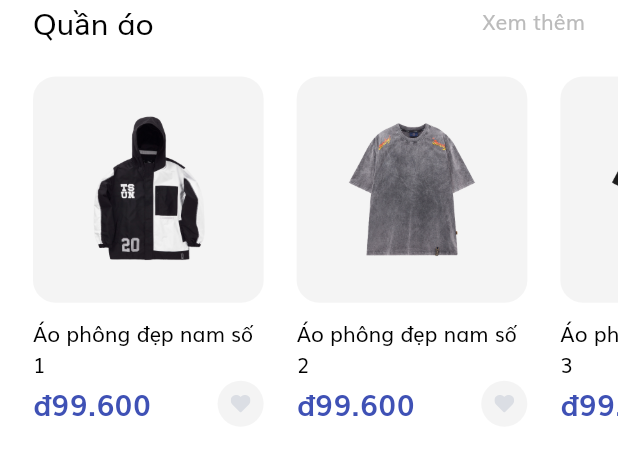
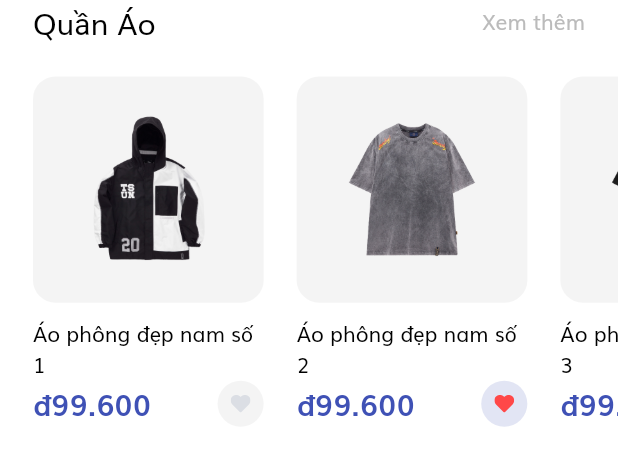
Before and after one commit to tiendat8011/shoppeApp_UI_Project, a Flutter app: the ClothProducts widget shown alone on an empty page, opened directly, on a phone screen of 412 x 824 dp. Shown: the top 466 px of the screen. Run offline on Flutter 3.47's test engine with Material 2 defaults, Android fonts, the phone set to English and light mode, and no system bars; our stand-ins replace cloud_firestore, firebase_auth, firebase_core, flutter_form_builder, flutter_svg, fluttertoast and 1 more; missing offline and left inert: dart:ffi; accounts and stored records are empty.

Commit message:
final code

```diff
--- a/shopee/lib/models/Product.dart
+++ b/shopee/lib/models/Product.dart
@@ -4,7 +4,7 @@ import 'package:flutter/material.dart';
 
 class Product {
   final int id;
-  final String title, description, price;
+  final String title, description, price, type;
   final List<String> images;
   final List<Color> colors;
   final double rating;
@@ -18,6 +18,7 @@ class Product {
     this.isFavourite = false,
     this.isPopular = false,
     this.isCloth = false,
+    this.type = '',
     @required this.title,
     @required this.price,
     @required this.description,
@@ -30,10 +31,7 @@ List<Product> demoProducts = [
   Product(
     id: 1,
     images: [
-      "assets/images/ps4_console_white_1.png",
-      "assets/images/ps4_console_white_2.png",
-      "assets/images/ps4_console_white_3.png",
-      "assets/images/ps4_console_white_4.png",
+      "assets/images/giay1.png",
     ],
     colors: [
       Color(0xFFF6625E),
@@ -41,17 +39,18 @@ List<Product> demoProducts = [
       Color(0xFFDECB9C),
       Colors.white,
     ],
-    title: "Tay cầm không dây PS4",
-    price: '95.000',
+    title: "Giày nam dáng đẹp replica",
+    price: '299.000',
     description: description,
-    rating: 4.8,
-    isFavourite: false,
+    rating: 4.1,
     isPopular: true,
+    isFavourite: true,
+    type: 'Shoe',
   ),
   Product(
       id: 2,
       images: [
-      "assets/images/Image Popular Product 2.png",
+        "assets/images/skincare1.png",
       ],
       colors: [
         Color(0xFFF6625E),
@@ -59,10 +58,11 @@ List<Product> demoProducts = [
         Color(0xFFDECB9C),
         Colors.white,
       ],
-    title: "Quần thể thao nam Nike",
-    price: '65.000',
+      title: "Bảng Phấn Mắt Perfect Diary",
+      price: '299.000',
       description: description,
       rating: 4.1,
+      isFavourite: true,
       isPopular: true,
     ),
   Product(
@@ -78,7 +78,8 @@ List<Product> demoProducts = [
     ],
     title: "Vòng cổ nữ đính đá Shaphire",
     price: '40.500',
-    description: 'Vòng cổ đính đá Shaphire dành cho nữ giới, được sản xuất bằng công nghệ tin xảo nhất tại Italia.',
+    description:
+        'Vòng cổ đính đá Shaphire dành cho nữ giới, được sản xuất bằng công nghệ tin xảo nhất tại Italia.',
     rating: 4.1,
     isFavourite: false,
     isPopular: true,
@@ -115,8 +116,7 @@ List<Product> demoProducts = [
     price: '99.600',
     description: description,
     rating: 4.1,
-    isCloth: true,
-   // isCloth: true,
+    type: 'Cloth',
   ),
   Product(
     id: 6,
@@ -133,8 +133,8 @@ List<Product> demoProducts = [
     price: '99.600',
     description: description,
     rating: 4.1,
-    isCloth: true,
-    //isCloth: true,
+    isFavourite: true,
+    type: 'Cloth',
   ),
   Product(
     id: 7,
@@ -151,7 +151,7 @@ List<Product> demoProducts = [
     price: '99.600',
     description: description,
     rating: 4.1,
-    isCloth: true,
+    type: 'Cloth',
     // isCloth: true,
   ),
   Product(
@@ -169,11 +169,167 @@ List<Product> demoProducts = [
     price: '99.600',
     description: description,
     rating: 4.1,
-    isCloth: true,
-   // isCloth: true,
+    type: 'Cloth',
   ),
-
+  Product(
+    id: 9,
+    images: [
+      "assets/images/skincare1.png",
+    ],
+    colors: [
+      Color(0xFFF6625E),
+      Color(0xFF836DB8),
+      Color(0xFFDECB9C),
+      Colors.white,
+    ],
+    title: "Bảng Phấn Mắt Perfect Diary",
+    price: '299.000',
+    description: description,
+    rating: 4.1,
+    isFavourite: true,
+    type: 'Skincare',
+  ),
+  Product(
+    id: 10,
+    images: [
+      "assets/images/skincare2.png",
+    ],
+    colors: [
+      Color(0xFFF6625E),
+      Color(0xFF836DB8),
+      Color(0xFFDECB9C),
+      Colors.white,
+    ],
+    title: "Son LipStick Wham A20 đỏ ",
+    price: '150.000',
+    description: description,
+    rating: 4.1,
+    isFavourite: true,
+    type: 'Skincare',
+  ),
+  Product(
+    id: 11,
+    images: [
+      "assets/images/skincare3.png",
+    ],
+    colors: [
+      Color(0xFFF6625E),
+      Color(0xFF836DB8),
+      Color(0xFFDECB9C),
+      Colors.white,
+    ],
+    title: "Kem chống nắng L'oreal UV Perfect",
+    price: '60.000',
+    description: description,
+    rating: 4.1,
+    type: 'Skincare',
+  ),
+  Product(
+    id: 12,
+    images: [
+      "assets/images/skincare4.png",
+    ],
+    colors: [
+      Color(0xFFF6625E),
+      Color(0xFF836DB8),
+      Color(0xFFDECB9C),
+      Colors.white,
+    ],
+    title: "Son mịn lì cao cấp L'Oreal Paris",
+    price: '120.500',
+    description: description,
+    rating: 4.1,
+    type: 'Skincare',
+  ),
+    Product(
+    id: 13,
+    images: [
+      "assets/images/giay1.png",
+    ],
+    colors: [
+      Color(0xFFF6625E),
+      Color(0xFF836DB8),
+      Color(0xFFDECB9C),
+      Colors.white,
+    ],
+    title: "Giày nam dáng đẹp replica",
+    price: '299.000',
+    description: description,
+    rating: 4.1,
+    isFavourite: true,
+    type: 'Shoe',
+  ),
+  Product(
+    id: 14,
+    images: [
+      "assets/images/giay2.png",
+    ],
+    colors: [
+      Color(0xFFF6625E),
+      Color(0xFF836DB8),
+      Color(0xFFDECB9C),
+      Colors.white,
+    ],
+    title: "Giày nam dáng đẹp replica",
+    price: '150.000',
+    description: description,
+    rating: 4.1,
+    isFavourite: true,
+    type: 'Shoe',
+  ),
+  Product(
+    id: 15,
+    images: [
+      "assets/images/giay3.png",
+    ],
+    colors: [
+      Color(0xFFF6625E),
+      Color(0xFF836DB8),
+      Color(0xFFDECB9C),
+      Colors.white,
+    ],
+    title: "Giày nam dáng đẹp replica",
+    price: '60.000',
+    description: description,
+    rating: 4.1,
+    type: 'Shoe',
+  ),
+  Product(
+    id: 16,
+    images: [
+      "assets/images/giay4.png",
+    ],
+    colors: [
+      Color(0xFFF6625E),
+      Color(0xFF836DB8),
+      Color(0xFFDECB9C),
+      Colors.white,
+    ],
+    title: "Giày nam dáng đẹp replica",
+    price: '120.500',
+    description: description,
+    rating: 4.1,
+    type: 'Shoe',
+  ),
+  Product(
+    id: 6,
+    images: [
+      "assets/images/Image Popular Product 2.png",
+    ],
+    colors: [
+      Color(0xFFF6625E),
+      Color(0xFF836DB8),
+      Color(0xFFDECB9C),
+      Colors.white,
+    ],
+    title: "Quần thể thao nam Nike",
+    price: '99.900',
+    description: description,
+    rating: 4.1,
+    isFavourite: true,
+    type: 'Cloth',
+  ),
 ];
 
 const String description =
-    "Wireless Controller for PS4™ gives you what you want in your gaming from over precision control your games to sharing …";
+    "Sản phẩm được nhập khẩu từ nước ngoài, được sản xuất với chất lượng tốt nhất hiện nay. Rất đáng đồng tiền bát gạo.";
--- a/shopee/lib/screens/home/components/body.dart
+++ b/shopee/lib/screens/home/components/body.dart
@@ -1,4 +1,6 @@
 import 'package:flutter/material.dart';
+import 'package:shop_app/screens/home/components/shoes.dart';
+import 'package:shop_app/screens/home/components/skin_care.dart';
 
 import '../../../size_config.dart';
 import 'categories.dart';
@@ -24,7 +26,11 @@ class Body extends StatelessWidget {
             //SizedBox(height: getProportionateScreenWidth(30)),
             PopularProducts(),
             SizedBox(height: getProportionateScreenWidth(30)),
+            SkincareProducts(),
+            SizedBox(height: getProportionateScreenWidth(30)),
             ClothProducts(),
+            SizedBox(height: getProportionateScreenWidth(30)),
+            ShoesProducts(),
           ],
         ),
       ),
--- a/shopee/lib/screens/home/components/cloth.dart
+++ b/shopee/lib/screens/home/components/cloth.dart
@@ -13,7 +13,7 @@ class ClothProducts extends StatelessWidget {
         Padding(
           padding:
               EdgeInsets.symmetric(horizontal: getProportionateScreenWidth(20)),
-          child: SectionTitle(title: "Quần áo", press: () {}),
+          child: SectionTitle(title: "Quần Áo", press: () {}),
         ),
         SizedBox(height: getProportionateScreenWidth(20)),
         SingleChildScrollView(
@@ -23,7 +23,7 @@ class ClothProducts extends StatelessWidget {
               ...List.generate(
                 demoProducts.length,
                 (index) {
-                  if (demoProducts[index].isCloth )
+                  if (demoProducts[index].type == 'Cloth' )
                     return ProductCard(product: demoProducts[index]);
 
                   return SizedBox
--- a/shopee/lib/screens/home/components/popular_product.dart
+++ b/shopee/lib/screens/home/components/shoes.dart
@@ -5,7 +5,7 @@ import 'package:shop_app/models/Product.dart';
 import '../../../size_config.dart';
 import 'section_title.dart';
 
-class PopularProducts extends StatelessWidget {
+class ShoesProducts extends StatelessWidget {
   @override
   Widget build(BuildContext context) {
     return Column(
@@ -13,7 +13,7 @@ class PopularProducts extends StatelessWidget {
         Padding(
           padding:
               EdgeInsets.symmetric(horizontal: getProportionateScreenWidth(20)),
-          child: SectionTitle(title: "Phổ biến", press: () {}),
+          child: SectionTitle(title: "Giày", press: () {}),
         ),
         SizedBox(height: getProportionateScreenWidth(20)),
         SingleChildScrollView(
@@ -23,7 +23,7 @@ class PopularProducts extends StatelessWidget {
               ...List.generate(
                 demoProducts.length,
                 (index) {
-                  if (demoProducts[index].isPopular)
+                  if (demoProducts[index].type == 'Shoe' )
                     return ProductCard(product: demoProducts[index]);
 
                   return SizedBox
--- a/shopee/assets/icons/User.svg
+++ b/shopee/lib/screens/home/components/skin_care.dart
@@ -1,3 +1,40 @@
-<svg width="16" height="16" viewBox="0 0 16 16" fill="none" xmlns="http://www.w3.org/2000/svg">
-<path fill-rule="evenodd" clip-rule="evenodd" d="M14.8331 14.6608C14.6271 14.9179 14.3055 15.0713 13.9729 15.0713H2.02715C1.69446 15.0713 1.37287 14.9179 1.16692 14.6608C0.972859 14.4191 0.906322 14.1271 0.978404 13.8382C1.77605 10.6749 4.66327 8.46512 8.0004 8.46512C11.3367 8.46512 14.2239 10.6749 15.0216 13.8382C15.0937 14.1271 15.0271 14.4191 14.8331 14.6608ZM4.62208 4.23295C4.62208 2.41197 6.13737 0.929467 8.0004 0.929467C9.86263 0.929467 11.3779 2.41197 11.3779 4.23295C11.3779 6.0547 9.86263 7.53565 8.0004 7.53565C6.13737 7.53565 4.62208 6.0547 4.62208 4.23295ZM15.9444 13.6159C15.2283 10.7748 13.0231 8.61461 10.2571 7.84315C11.4983 7.09803 12.3284 5.75882 12.3284 4.23295C12.3284 1.89921 10.387 0 8.0004 0C5.613 0 3.67155 1.89921 3.67155 4.23295C3.67155 5.75882 4.50168 7.09803 5.7429 7.84315C2.97688 8.61461 0.771665 10.7748 0.0556038 13.6159C-0.0861827 14.179 0.0460985 14.7692 0.419179 15.2332C0.808894 15.7212 1.39584 16 2.02715 16H13.9729C14.6042 16 15.1911 15.7212 15.5808 15.2332C15.9539 14.7692 16.0862 14.179 15.9444 13.6159Z" fill="#626262"/>
-</svg>
+import 'package:flutter/material.dart';
+import 'package:shop_app/components/product_card.dart';
+import 'package:shop_app/models/Product.dart';
+
+import '../../../size_config.dart';
+import 'section_title.dart';
+
+class SkincareProducts extends StatelessWidget {
+  @override
+  Widget build(BuildContext context) {
+    return Column(
+      children: [
+        Padding(
+          padding:
+              EdgeInsets.symmetric(horizontal: getProportionateScreenWidth(20)),
+          child: SectionTitle(title: "Mỹ Phẩm", press: () {}),
+        ),
+        SizedBox(height: getProportionateScreenWidth(20)),
+        SingleChildScrollView(
+          scrollDirection: Axis.horizontal,
+          child: Row(
+            children: [
+              ...List.generate(
+                demoProducts.length,
+                (index) {
+                  if (demoProducts[index].type == 'Skincare' )
+                    return ProductCard(product: demoProducts[index]);
+
+                  return SizedBox
+                      .shrink();
+                },
+              ),
+              SizedBox(width: getProportionateScreenWidth(20)),
+            ],
+          ),
+        )
+      ],
+    );
+  }
+}
```
Also changed, not shown: shopee/assets/images/giay1.png (added), shopee/assets/images/giay2.png (added), shopee/assets/images/giay3.png (added), shopee/assets/images/giay4.png (added), shopee/assets/images/pants1.png (added), shopee/assets/images/pants2.png (added), shopee/assets/images/pants3.png (added), shopee/assets/images/pants4.png (added), shopee/assets/images/skincare1.png (added), shopee/assets/images/skincare2.png (added), shopee/assets/images/skincare3.png (added), shopee/assets/images/skincare4.png (added). Lines whose indentation alone changed are shown as unchanged.
